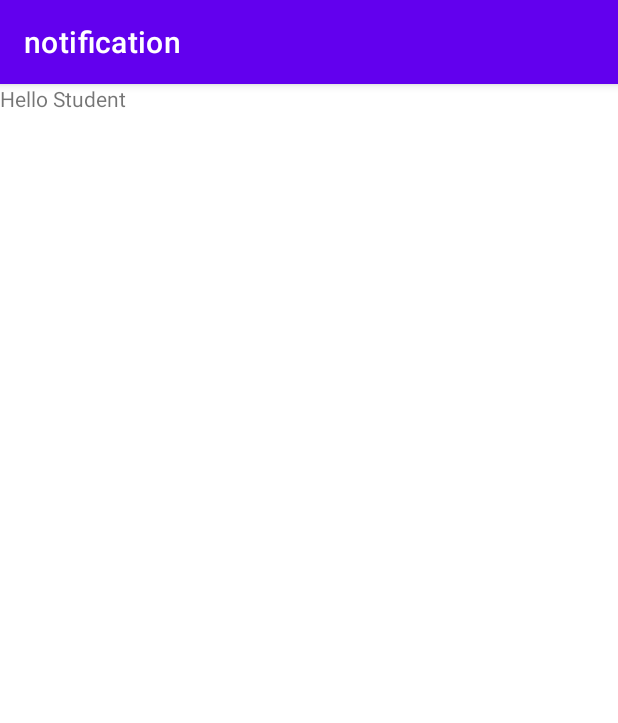
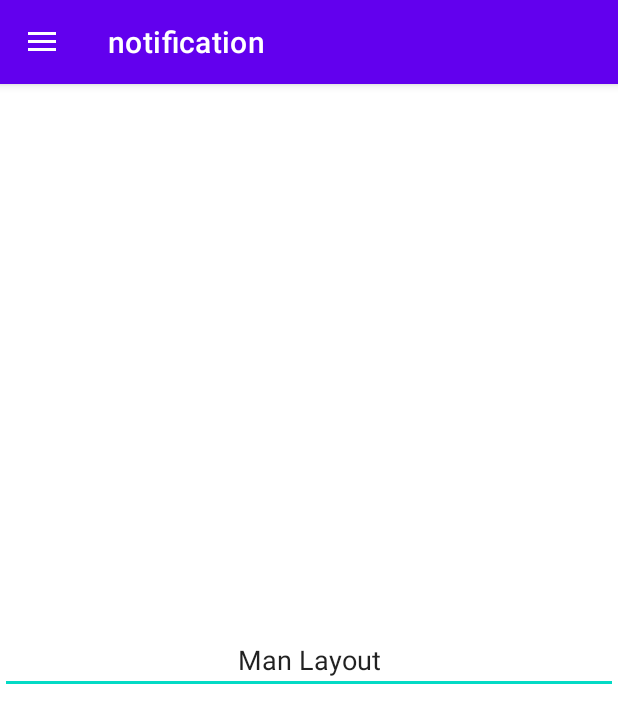
Before and after one commit to Smriti211/NotificationApp, an Android app: the Student screen opened directly, with no data from a screen before it, on a phone screen of 412 x 824 dp. Shown: the top 723 px of the screen. Run offline under Robolectric (Android 15) with nearby library versions, the phone set to English and light mode, and no system bars.

Commit message:
Sidebar added

```diff
--- a/app/build.gradle
+++ b/app/build.gradle
@@ -7,6 +7,7 @@ android {
 
     defaultConfig {
         applicationId "com.example.notification"
+        vectorDrawables.useSupportLibrary = true
         minSdkVersion 16
         targetSdkVersion 30
         versionCode 1
@@ -33,7 +34,8 @@ dependencies {
     implementation 'com.google.firebase:firebase-firestore'
     implementation 'com.google.firebase:firebase-analytics'
     implementation 'androidx.appcompat:appcompat:1.2.0'
-    implementation 'com.google.android.material:material:1.2.1'
+    implementation 'com.android.support:multidex:1.0.1'
+    implementation 'com.google.android.material:material:1.2.0-alpha02'
     implementation 'androidx.constraintlayout:constraintlayout:2.0.4'
     implementation 'com.google.firebase:firebase-auth:20.0.1'
     implementation 'com.google.firebase:firebase-database:19.5.1'
--- a/app/src/main/java/com/example/notification/Student.java
+++ b/app/src/main/java/com/example/notification/Student.java
@@ -1,14 +1,38 @@
 package com.example.notification;
 
+import androidx.annotation.NonNull;
+import androidx.appcompat.app.ActionBarDrawerToggle;
 import androidx.appcompat.app.AppCompatActivity;
+import androidx.drawerlayout.widget.DrawerLayout;
 
 import android.os.Bundle;
+import android.view.MenuItem;
 
 public class Student extends AppCompatActivity {
+
+    private DrawerLayout mDrawerLayout;
+    private ActionBarDrawerToggle mToggle;
 
     @Override
     protected void onCreate(Bundle savedInstanceState) {
         super.onCreate(savedInstanceState);
         setContentView(R.layout.activity_student);
+
+        mDrawerLayout = (DrawerLayout)findViewById(R.id.drawerLayout);
+        mToggle = new ActionBarDrawerToggle(this, mDrawerLayout,R.string.open,R.string.close);
+
+        mDrawerLayout.addDrawerListener(mToggle);
+        mToggle.syncState();
+        getSupportActionBar().setDisplayHomeAsUpEnabled(true);
+    }
+
+    @Override
+    public boolean onOptionsItemSelected(@NonNull MenuItem item) {
+
+        if(mToggle.onOptionsItemSelected(item))
+        {
+            return true;
+        }
+        return super.onOptionsItemSelected(item);
     }
 }
--- a/app/src/main/res/layout/activity_student.xml
+++ b/app/src/main/res/layout/activity_student.xml
@@ -1,15 +1,34 @@
 <?xml version="1.0" encoding="utf-8"?>
-<androidx.constraintlayout.widget.ConstraintLayout xmlns:android="http://schemas.android.com/apk/res/android"
+<androidx.drawerlayout.widget.DrawerLayout xmlns:android="http://schemas.android.com/apk/res/android"
     xmlns:app="http://schemas.android.com/apk/res-auto"
     xmlns:tools="http://schemas.android.com/tools"
     android:layout_width="match_parent"
     android:layout_height="match_parent"
-    tools:context=".Student">
-    <TextView
+    tools:context=".MainActivity"
+    android:id = "@+id/drawerLayout">
+
+    <LinearLayout
+        android:layout_width="match_parent"
+        android:layout_height="match_parent">
+
+        <EditText
+            android:id="@+id/editText"
+            android:layout_width="203dp"
+            android:layout_height="wrap_content"
+            android:layout_gravity="center_vertical"
+            android:layout_weight="1"
+            android:ems="10"
+            android:inputType="textPersonName"
+            android:text="Man Layout"
+            android:textAlignment="center"
+            tools:ignore="RtlCompat" />
+    </LinearLayout>
+    <com.google.android.material.navigation.NavigationView
         android:layout_width="wrap_content"
-        android:layout_height="wrap_content"
-        android:text="Hello Student"
-        android:gravity="center"
-        tools:ignore="MissingConstraints" />
+        android:layout_height="match_parent"
+        app:menu = "@menu/navigation_menu"
+        android:layout_gravity = "start">
+    </com.google.android.material.navigation.NavigationView>
 
-</androidx.constraintlayout.widget.ConstraintLayout>
+
+</androidx.drawerlayout.widget.DrawerLayout>
--- /dev/null
+++ b/app/src/main/res/menu/navigation_menu.xml
@@ -0,0 +1,12 @@
+<?xml version="1.0" encoding="utf-8"?>
+<menu xmlns:android="http://schemas.android.com/apk/res/android">
+    <item android:id="@+id/dashbboard" android:title="Dashboard"/>
+    <item android:id="@+id/nav_account" android:title="Account Details"/>
+
+    <item android:id="@+id/notice" android:title="Your Notices"/>
+
+    <item android:id="@+id/Logout" android:title="Logout"/>
+
+
+
+</menu>
--- a/app/src/main/res/values/strings.xml
+++ b/app/src/main/res/values/strings.xml
@@ -1,3 +1,5 @@
 <resources>
     <string name="app_name">notification</string>
+    <string name="open">Open</string>
+    <string name="close">Close</string>
 </resources>
--- a/build.gradle
+++ b/build.gradle
@@ -5,7 +5,7 @@ buildscript {
         jcenter()
     }
     dependencies {
-        classpath "com.android.tools.build:gradle:4.1.1"
+        classpath "com.android.tools.build:gradle:3.6.1"
         classpath 'com.google.gms:google-services:4.3.4'
         // NOTE: Do not place your application dependencies here; they belong
         // in the individual module build.gradle files
```
